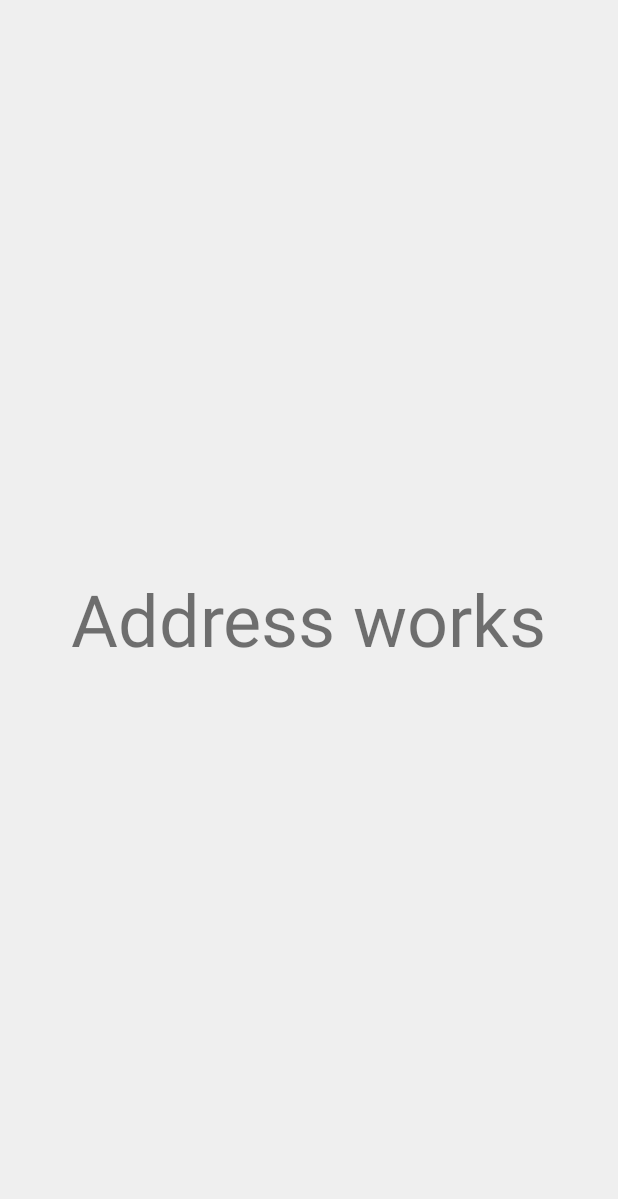
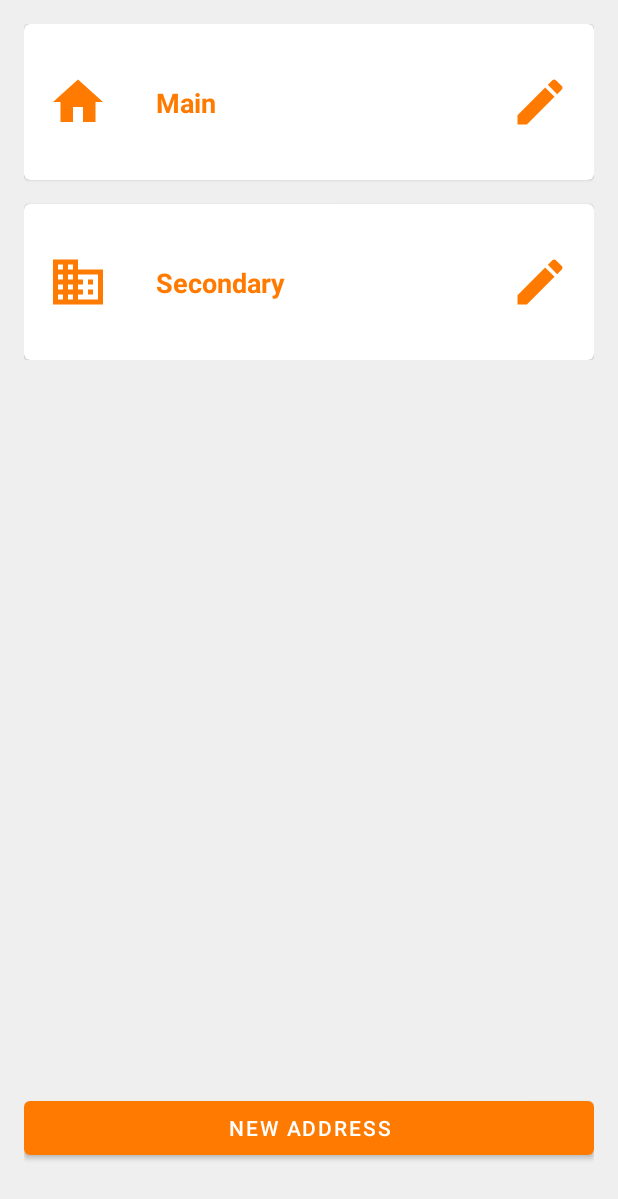
Before and after one commit to miguel57403/safe-eat-client, an Android app: the screen it shows after launch (AddressActivity), on a phone screen of 412 x 824 dp. Shown: the top 1199 px of the screen. Run offline under Robolectric (Android 15) with nearby library versions, the phone set to English and light mode, and no system bars.

Commit message:
Criado a Tela Address, faltou o header

```diff
--- /dev/null
+++ b/app/src/main/res/drawable/baseline_business_24.xml
@@ -0,0 +1,5 @@
+<vector android:height="24dp" android:tint="#000000"
+    android:viewportHeight="24" android:viewportWidth="24"
+    android:width="24dp" xmlns:android="http://schemas.android.com/apk/res/android">
+    <path android:fillColor="@android:color/white" android:pathData="M12,7L12,3L2,3v18h20L22,7L12,7zM6,19L4,19v-2h2v2zM6,15L4,15v-2h2v2zM6,11L4,11L4,9h2v2zM6,7L4,7L4,5h2v2zM10,19L8,19v-2h2v2zM10,15L8,15v-2h2v2zM10,11L8,11L8,9h2v2zM10,7L8,7L8,5h2v2zM20,19h-8v-2h2v-2h-2v-2h2v-2h-2L12,9h8v10zM18,11h-2v2h2v-2zM18,15h-2v2h2v-2z"/>
+</vector>
--- /dev/null
+++ b/app/src/main/res/drawable/baseline_edit_24.xml
@@ -0,0 +1,5 @@
+<vector android:height="24dp" android:tint="#000000"
+    android:viewportHeight="24" android:viewportWidth="24"
+    android:width="24dp" xmlns:android="http://schemas.android.com/apk/res/android">
+    <path android:fillColor="@android:color/white" android:pathData="M3,17.25V21h3.75L17.81,9.94l-3.75,-3.75L3,17.25zM20.71,7.04c0.39,-0.39 0.39,-1.02 0,-1.41l-2.34,-2.34c-0.39,-0.39 -1.02,-0.39 -1.41,0l-1.83,1.83 3.75,3.75 1.83,-1.83z"/>
+</vector>
--- /dev/null
+++ b/app/src/main/res/drawable/baseline_home_24.xml
@@ -0,0 +1,5 @@
+<vector android:height="24dp" android:tint="#000000"
+    android:viewportHeight="24" android:viewportWidth="24"
+    android:width="24dp" xmlns:android="http://schemas.android.com/apk/res/android">
+    <path android:fillColor="@android:color/white" android:pathData="M10,20v-6h4v6h5v-8h3L12,3 2,12h3v8z"/>
+</vector>
--- a/app/src/main/res/layout/activity_address.xml
+++ b/app/src/main/res/layout/activity_address.xml
@@ -4,16 +4,128 @@
     xmlns:tools="http://schemas.android.com/tools"
     android:layout_width="match_parent"
     android:layout_height="match_parent"
+    android:padding="16dp"
     tools:context=".AddressActivity">
 
-    <TextView
-        android:id="@+id/textView"
-        android:layout_width="wrap_content"
+    <LinearLayout
+        android:layout_width="match_parent"
         android:layout_height="wrap_content"
-        android:text="Address works"
-        android:textSize="48sp"
+        android:orientation="vertical"
+        app:layout_constraintEnd_toEndOf="parent"
+        app:layout_constraintStart_toStartOf="parent"
+        app:layout_constraintTop_toTopOf="parent">
+
+        <com.google.android.material.card.MaterialCardView
+            android:layout_width="match_parent"
+            android:layout_height="wrap_content"
+            android:layout_marginBottom="16dp"
+            android:checkable="true"
+            android:clickable="true"
+            android:focusable="true">
+
+            <androidx.constraintlayout.widget.ConstraintLayout
+                android:layout_width="match_parent"
+                android:layout_height="wrap_content"
+                android:paddingHorizontal="16dp"
+                android:paddingVertical="32dp">
+
+                <ImageView
+                    android:id="@+id/address_main_icon1"
+                    android:layout_width="40dp"
+                    android:layout_height="40dp"
+                    android:src="@drawable/baseline_home_24"
+                    app:layout_constraintBottom_toBottomOf="parent"
+                    app:layout_constraintStart_toStartOf="parent"
+                    app:layout_constraintTop_toTopOf="parent"
+                    app:tint="@color/orange_500" />
+
+                <TextView
+                    android:id="@+id/address_main_text"
+                    android:layout_width="0dp"
+                    android:layout_height="wrap_content"
+                    android:layout_marginHorizontal="32dp"
+                    android:text="Main"
+                    android:textColor="@color/orange_500"
+                    android:textSize="18sp"
+                    android:textStyle="bold"
+                    app:layout_constraintBottom_toBottomOf="parent"
+                    app:layout_constraintEnd_toStartOf="@+id/address_main_icon2"
+                    app:layout_constraintStart_toEndOf="@+id/address_main_icon1"
+                    app:layout_constraintTop_toTopOf="parent" />
+
+                <ImageView
+                    android:id="@+id/address_main_icon2"
+                    android:layout_width="40dp"
+                    android:layout_height="40dp"
+                    android:src="@drawable/baseline_edit_24"
+                    app:layout_constraintBottom_toBottomOf="parent"
+                    app:layout_constraintEnd_toEndOf="parent"
+                    app:layout_constraintTop_toTopOf="parent"
+                    app:tint="@color/orange_500" />
+            </androidx.constraintlayout.widget.ConstraintLayout>
+        </com.google.android.material.card.MaterialCardView>
+
+        <com.google.android.material.card.MaterialCardView
+            android:layout_width="match_parent"
+            android:layout_height="wrap_content"
+            android:checkable="true"
+            android:clickable="true"
+            android:focusable="true"
+            app:layout_constraintEnd_toEndOf="parent"
+            app:layout_constraintStart_toStartOf="parent"
+            app:layout_constraintTop_toTopOf="parent">
+
+            <androidx.constraintlayout.widget.ConstraintLayout
+                android:layout_width="match_parent"
+                android:layout_height="wrap_content"
+                android:paddingHorizontal="16dp"
+                android:paddingVertical="32dp">
+
+                <ImageView
+                    android:id="@+id/address_secondary_icon1"
+                    android:layout_width="40dp"
+                    android:layout_height="40dp"
+                    android:src="@drawable/baseline_business_24"
+                    app:layout_constraintBottom_toBottomOf="parent"
+                    app:layout_constraintStart_toStartOf="parent"
+                    app:layout_constraintTop_toTopOf="parent"
+                    app:tint="@color/orange_500" />
+
+                <TextView
+                    android:id="@+id/address_secondary_text"
+                    android:layout_width="0dp"
+                    android:layout_height="wrap_content"
+                    android:layout_marginHorizontal="32dp"
+                    android:text="Secondary"
+                    android:textColor="@color/orange_500"
+                    android:textSize="18sp"
+                    android:textStyle="bold"
+                    app:layout_constraintBottom_toBottomOf="parent"
+                    app:layout_constraintEnd_toStartOf="@+id/address_secondary_icon2"
+                    app:layout_constraintStart_toEndOf="@+id/address_secondary_icon1"
+                    app:layout_constraintTop_toTopOf="parent" />
+
+                <ImageView
+                    android:id="@+id/address_secondary_icon2"
+                    android:layout_width="40dp"
+                    android:layout_height="40dp"
+                    android:src="@drawable/baseline_edit_24"
+                    app:layout_constraintBottom_toBottomOf="parent"
+                    app:layout_constraintEnd_toEndOf="parent"
+                    app:layout_constraintTop_toTopOf="parent"
+                    app:tint="@color/orange_500" />
+            </androidx.constraintlayout.widget.ConstraintLayout>
+        </com.google.android.material.card.MaterialCardView>
+    </LinearLayout>
+
+    <Button
+        android:id="@+id/new_address"
+        android:layout_width="match_parent"
+        android:layout_height="wrap_content"
+        android:layout_marginBottom="32dp"
+        android:paddingVertical="8dp"
+        android:text="@string/t_new_address"
         app:layout_constraintBottom_toBottomOf="parent"
         app:layout_constraintEnd_toEndOf="parent"
-        app:layout_constraintStart_toStartOf="parent"
-        app:layout_constraintTop_toTopOf="parent" />
+        app:layout_constraintStart_toStartOf="parent" />
 </androidx.constraintlayout.widget.ConstraintLayout>
--- a/app/src/main/res/values/strings.xml
+++ b/app/src/main/res/values/strings.xml
@@ -22,4 +22,5 @@
     <string name="button_allergy_description">Allergy button</string>
     <string name="allergy_title">Do you have any kind of food restrictions?</string>
     <string name="allergy_submit">Continue</string>
+    <string name="t_new_address">New Address</string>
 </resources>
```
